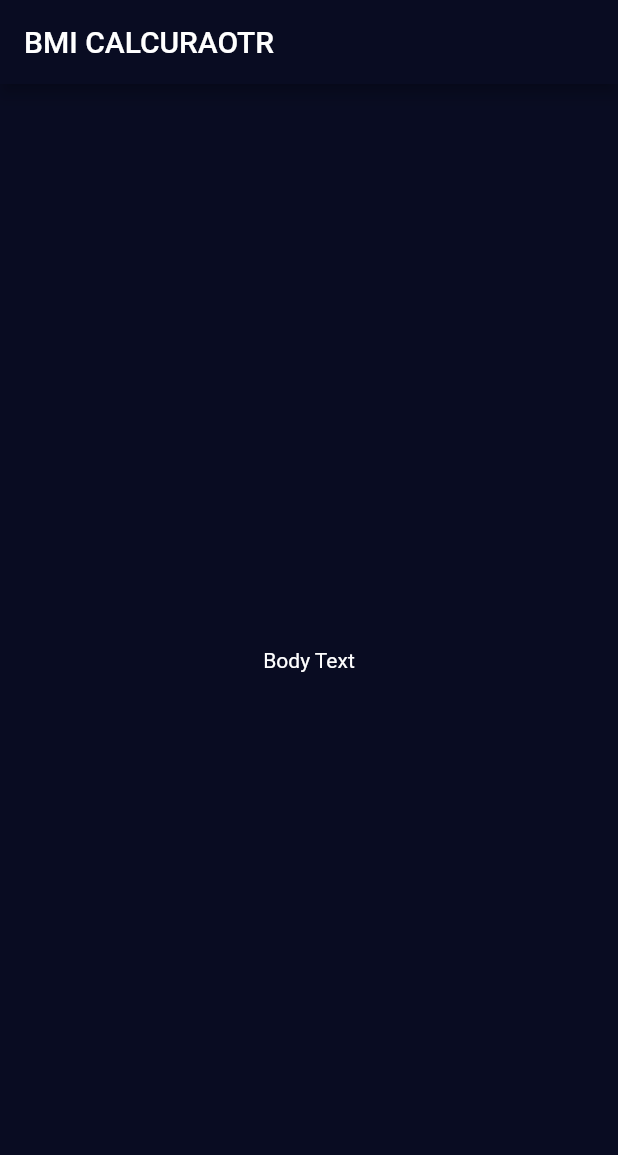
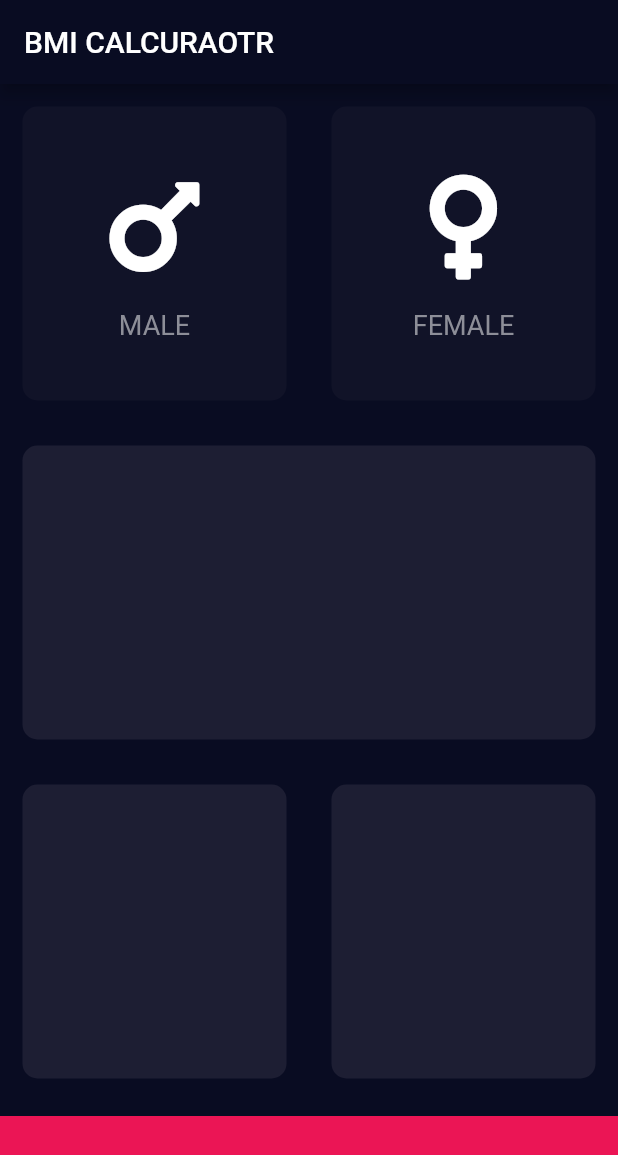
Before and after one commit to Origogi/flutter_BMI_Calcurator, a Flutter app: the screen it shows after launch, on a phone screen of 412 x 824 dp. Shown: the top 1155 px of the screen. Run offline on Flutter 3.47's test engine with Material 2 defaults, Android fonts, the phone set to English and light mode, and no system bars; our stand-ins replace font_awesome_flutter.

Commit message:
update bmi calc

```diff
--- /dev/null
+++ b/lib/icon_content.dart
@@ -0,0 +1,28 @@
+import 'package:flutter/material.dart';
+
+class IconContent extends StatelessWidget {
+  final IconData iconData;
+  final String text;
+
+  IconContent({this.iconData, this.text});
+
+  @override
+  Widget build(BuildContext context) {
+    return Column(
+      mainAxisAlignment: MainAxisAlignment.center,
+      children: <Widget>[
+        Icon(
+          iconData,
+          size: 80.0,
+        ),
+        SizedBox(
+          height: 15,
+        ),
+        Text(
+          text,
+          style: TextStyle(fontSize: 18, color: Color(0xFF8D8E98)),
+        )
+      ],
+    );
+  }
+}
--- a/lib/input_page.dart
+++ b/lib/input_page.dart
@@ -1,5 +1,14 @@
+import 'package:flutter/material.dart';
+import 'package:flutter_bmi_calcurator/resuseable_card.dart';
+import 'package:font_awesome_flutter/font_awesome_flutter.dart';
 
-import 'package:flutter/material.dart';
+import 'icon_content.dart';
+
+const bottomContainerHeight = 80.0;
+const Color activeCardColor = Color(0xFF1D1E33);
+const Color inactiveCardColor = Color(0xFF111328);
+
+const bottomContainerColor = Color(0xFFEB1555);
 
 class InputPage extends StatefulWidget {
   @override
@@ -7,21 +16,93 @@ class InputPage extends StatefulWidget {
 }
 
 class _InputPageState extends State<InputPage> {
+  Color maleCardColor = inactiveCardColor;
+  Color femaleCardColor = inactiveCardColor;
+
+  //1 = male, 2 = female
+  void updateColor(int gender) {
+    if (gender == 1) {
+      if (maleCardColor == inactiveCardColor) {
+        maleCardColor = activeCardColor;
+        femaleCardColor = inactiveCardColor;
+      } else {
+        maleCardColor = inactiveCardColor;
+      }
+    } else {
+      if (femaleCardColor == inactiveCardColor) {
+        femaleCardColor = activeCardColor;
+        maleCardColor = inactiveCardColor;
+      } else {
+        femaleCardColor = inactiveCardColor;
+      }
+    }
+  }
+
   @override
   Widget build(BuildContext context) {
     return Scaffold(
-      appBar: AppBar(
-        title: Text('BMI CALCURAOTR'),
-      ),
-      body: Center(
-        child: Text('Body Text'),
-      ),
-      // floatingActionButton: Theme(
-      //   data: ThemeData(accentColor: Colors.purple),
-      //   child: FloatingActionButton(
-      //     child: Icon(Icons.add),
-      //   ),
-      // ),
-    );
+        appBar: AppBar(
+          title: Text('BMI CALCURAOTR'),
+        ),
+        body: Column(
+          children: <Widget>[
+            Expanded(
+              child: Row(
+                children: <Widget>[
+                  Expanded(
+                      child: GestureDetector(
+                    onTap: () {
+                      print('male card was pressed');
+                      setState(() {
+                        updateColor(1);
+                      });
+                    },
+                    child: ReuseableCard(
+                      color: maleCardColor,
+                      cardChild: IconContent(
+                        iconData: FontAwesomeIcons.mars,
+                        text: "MALE",
+                      ),
+                    ),
+                  )),
+                  Expanded(
+                    child: GestureDetector(
+                      onTap: () {
+                        print('female card was pressed');
+                        setState(() {
+                          updateColor(2);
+                        });
+                      },
+                      child: ReuseableCard(
+                        color: femaleCardColor,
+                        cardChild: IconContent(
+                          iconData: FontAwesomeIcons.venus,
+                          text: "FEMALE",
+                        ),
+                      ),
+                    ),
+                  )
+                ],
+              ),
+            ),
+            Expanded(
+                child: ReuseableCard(
+              color: activeCardColor,
+            )),
+            Expanded(
+              child: Row(
+                children: <Widget>[
+                  Expanded(child: ReuseableCard(color: activeCardColor)),
+                  Expanded(child: ReuseableCard(color: activeCardColor)),
+                ],
+              ),
+            ),
+            Container(
+              color: bottomContainerColor,
+              margin: EdgeInsets.only(top: 10),
+              height: bottomContainerHeight,
+            )
+          ],
+        ));
   }
 }
--- /dev/null
+++ b/lib/resuseable_card.dart
@@ -0,0 +1,18 @@
+import 'package:flutter/material.dart';
+
+class ReuseableCard extends StatelessWidget {
+  final Color color;
+  final Widget cardChild;
+
+  ReuseableCard({@required this.color, this.cardChild});
+
+  @override
+  Widget build(BuildContext context) {
+    return Container(
+      child: cardChild,
+      margin: EdgeInsets.all(15.0),
+      decoration:
+          BoxDecoration(color: color, borderRadius: BorderRadius.circular(10)),
+    );
+  }
+}
--- a/pubspec.yaml
+++ b/pubspec.yaml
@@ -23,6 +23,7 @@ dependencies:
   # The following adds the Cupertino Icons font to your application.
   # Use with the CupertinoIcons class for iOS style icons.
   cupertino_icons: ^0.1.2
+  font_awesome_flutter: ^8.4.0
 
 dev_dependencies:
   flutter_test:
```
Also changed, not shown: pubspec.lock.
